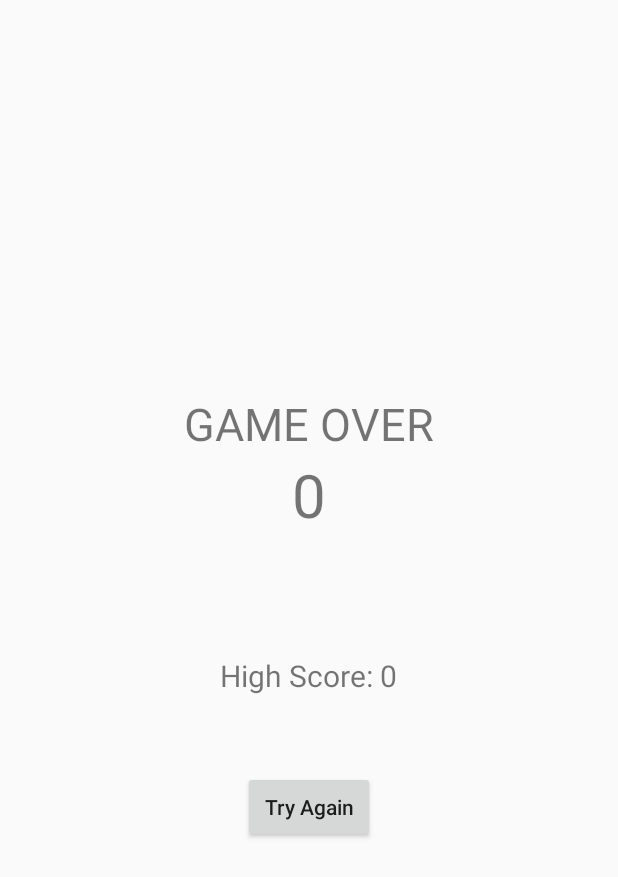
After one commit to Lindholm957/Catch-The-Ball, an Android app: the result screen opened directly, with no data from a screen before it, on a phone screen of 412 x 824 dp. The commit adds this screen. Shown: the top 877 px of the screen. Run offline under Robolectric (Android 15) with nearby library versions, the phone set to English and light mode, and no system bars.

Commit message:
My first experience with VCS!

```diff
--- a/app/src/main/AndroidManifest.xml
+++ b/app/src/main/AndroidManifest.xml
@@ -9,6 +9,7 @@
         android:roundIcon="@mipmap/ic_launcher_round"
         android:supportsRtl="true"
         android:theme="@style/AppTheme">
+        <activity android:name=".result"></activity>
         <activity android:name=".MainActivity">
             <intent-filter>
                 <action android:name="android.intent.action.MAIN" />
--- /dev/null
+++ b/app/src/main/java/com/example/catchtheball/result.java
@@ -0,0 +1,42 @@
+package com.example.catchtheball;
+
+import android.content.Context;
+import android.content.Intent;
+import android.content.SharedPreferences;
+import android.support.v7.app.AppCompatActivity;
+import android.os.Bundle;
+import android.view.View;
+import android.widget.TextView;
+
+public class result extends AppCompatActivity {
+
+    @Override
+    protected void onCreate(Bundle savedInstanceState) {
+        super.onCreate(savedInstanceState);
+        setContentView(R.layout.activity_result);
+
+        TextView scoreLabel = (TextView) findViewById(R.id.scoreLabel);
+        TextView highScoreLabel = (TextView) findViewById(R.id.highScoreLabel);
+
+        int score = getIntent().getIntExtra("SCORE", 0);
+        scoreLabel.setText(score + "");
+
+        SharedPreferences settings = getSharedPreferences("GAME_DATA", Context.MODE_PRIVATE);
+        int highScore = settings.getInt("HIGH_SCORE", 0);
+
+        if (score > highScore){
+            highScoreLabel.setText("High Score: " + score);
+
+            //Обновление "Лучшего результата"
+            SharedPreferences.Editor editor = settings.edit();
+            editor.putInt("HIGH_SCORE", score);
+            editor.commit();
+        } else {
+            highScoreLabel.setText("High Score: " + highScore);
+        }
+    }
+
+    public void tryAgain(View view){
+        startActivity(new Intent(getApplicationContext(), MainActivity.class));
+    }
+}
--- /dev/null
+++ b/app/src/main/res/layout/activity_result.xml
@@ -0,0 +1,38 @@
+<?xml version="1.0" encoding="utf-8"?>
+<LinearLayout xmlns:android="http://schemas.android.com/apk/res/android"
+    xmlns:app="http://schemas.android.com/apk/res-auto"
+    xmlns:tools="http://schemas.android.com/tools"
+    android:layout_width="match_parent"
+    android:layout_height="match_parent"
+    tools:context=".result"
+    android:orientation="vertical"
+    android:gravity="center">
+
+    <TextView
+        android:layout_width="wrap_content"
+        android:layout_height="wrap_content"
+        android:text="GAME OVER"
+        android:textSize="30sp"/>
+    <TextView
+        android:id="@+id/scoreLabel"
+        android:layout_width="wrap_content"
+        android:layout_height="wrap_content"
+        android:text="150"
+        android:textSize="40sp"/>
+    <TextView
+        android:id="@+id/highScoreLabel"
+        android:layout_width="wrap_content"
+        android:layout_height="wrap_content"
+        android:text="High Score: 300"
+        android:textSize="20sp"
+        android:layout_marginTop="80dp"/>
+
+    <Button
+        android:layout_width="wrap_content"
+        android:layout_height="wrap_content"
+        android:layout_marginTop="50dp"
+        android:text="Try Again"
+        android:textAllCaps="false"
+        android:onClick="tryAgain"/>
+
+</LinearLayout>
```
Also changed, not shown: app/src/main/java/com/example/catchtheball/MainActivity.java (+98 -1 lines).
